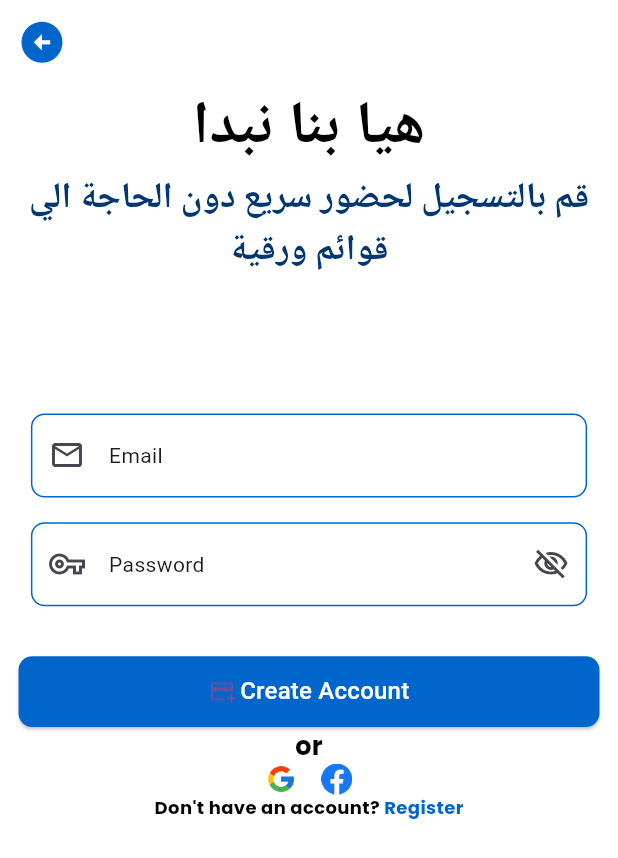
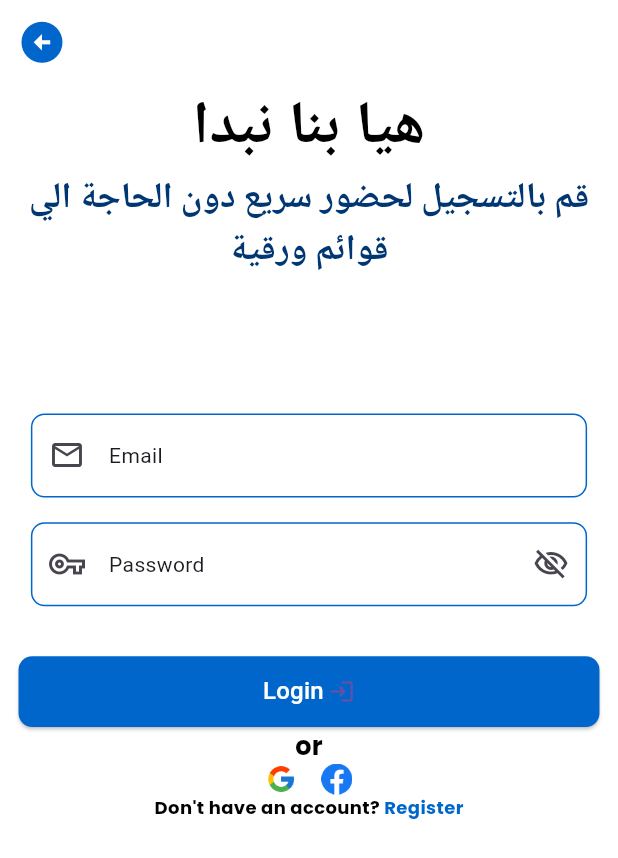
Before and after one commit to EsraaEhab153/fcit_edutrack, a Flutter app: the LoginScreen screen opened by its route, on a phone screen of 412 x 824 dp. Shown: the top 858 px of the screen. Run offline on Flutter 3.47's test engine with Material 3 defaults, Android fonts, the phone set to English and light mode, and no system bars; our stand-ins replace animated_splash_screen, google_fonts, lottie, page_transition.

Commit message:
finished login screen UI and part of the validation

```diff
--- a/lib/auth/login_screen.dart
+++ b/lib/auth/login_screen.dart
@@ -118,17 +118,17 @@ class _RegisterScreenState extends State<LoginScreen> {
                   child: Row(
                     mainAxisAlignment: MainAxisAlignment.center,
                     children: [
-                      const Icon(Icons.add_card_outlined),
-                      SizedBox(
-                        width: MediaQuery.of(context).size.width * 0.007,
-                      ),
                       Text(
-                        'Create Account',
+                        'Login',
                         style: Theme.of(context)
                             .textTheme
                             .titleMedium!
                             .copyWith(color: MyAppColors.whiteColor),
                       ),
+                      SizedBox(
+                        width: MediaQuery.of(context).size.width * 0.007,
+                      ),
+                      const Icon(Icons.login),
                     ],
                   ),
                 ),
```
